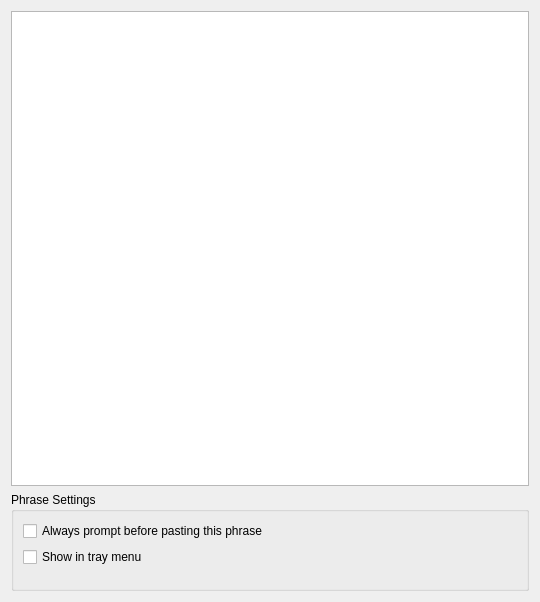
autokey/autokey, file uic/phrasepage.ui: the form before one commit.
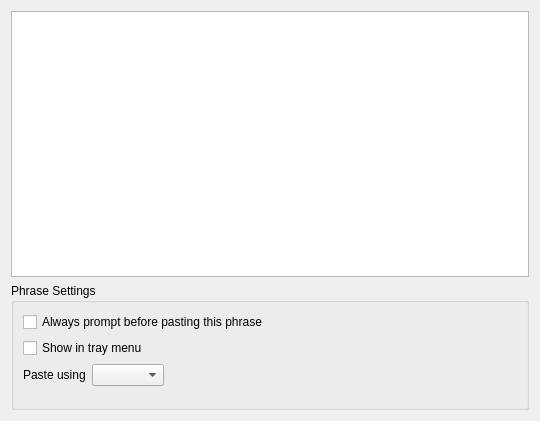
The form after the commit. Custom widgets are drawn as their Qt base class.

Commit message: * Implement configuration option to send phrase via different modes * Implement validation to check for untypable characters in a phrase

What changed in the file:
```diff
--- a/uic/phrasepage.ui
+++ b/uic/phrasepage.ui
@@ -7,7 +7,7 @@
     <x>0</x>
     <y>0</y>
     <width>540</width>
-    <height>602</height>
+    <height>421</height>
    </rect>
   </property>
   <property name="windowTitle">
@@ -47,6 +47,33 @@
         </property>
        </widget>
       </item>
+      <item>
+       <layout class="QHBoxLayout" name="horizontalLayout_2">
+        <item>
+         <widget class="QLabel" name="label">
+          <property name="text">
+           <string>Paste using</string>
+          </property>
+         </widget>
+        </item>
+        <item>
+         <widget class="QComboBox" name="sendModeCombo"/>
+        </item>
+        <item>
+         <spacer name="horizontalSpacer">
+          <property name="orientation">
+           <enum>Qt::Horizontal</enum>
+          </property>
+          <property name="sizeHint" stdset="0">
+           <size>
+            <width>40</width>
+            <height>20</height>
+           </size>
+          </property>
+         </spacer>
+        </item>
+       </layout>
+      </item>
       <item>
        <widget class="KSeparator" name="kseparator"/>
       </item>
```
The commit also changes 5 other files.
